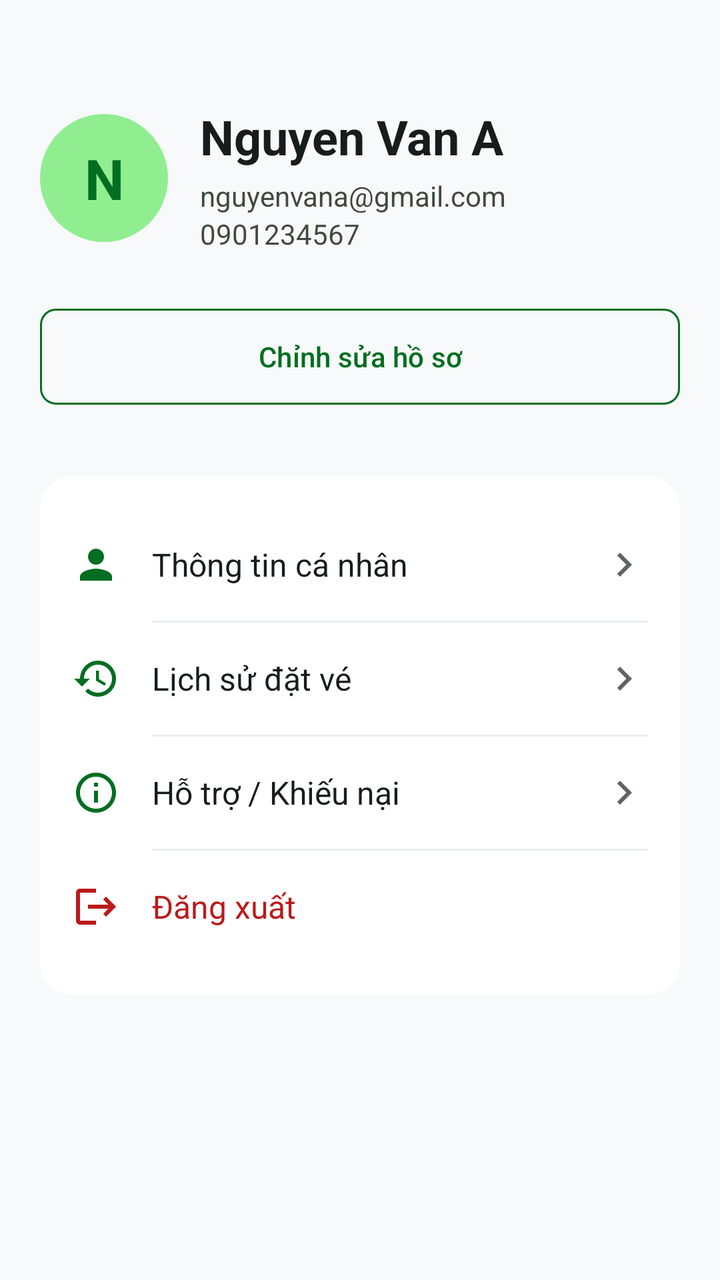
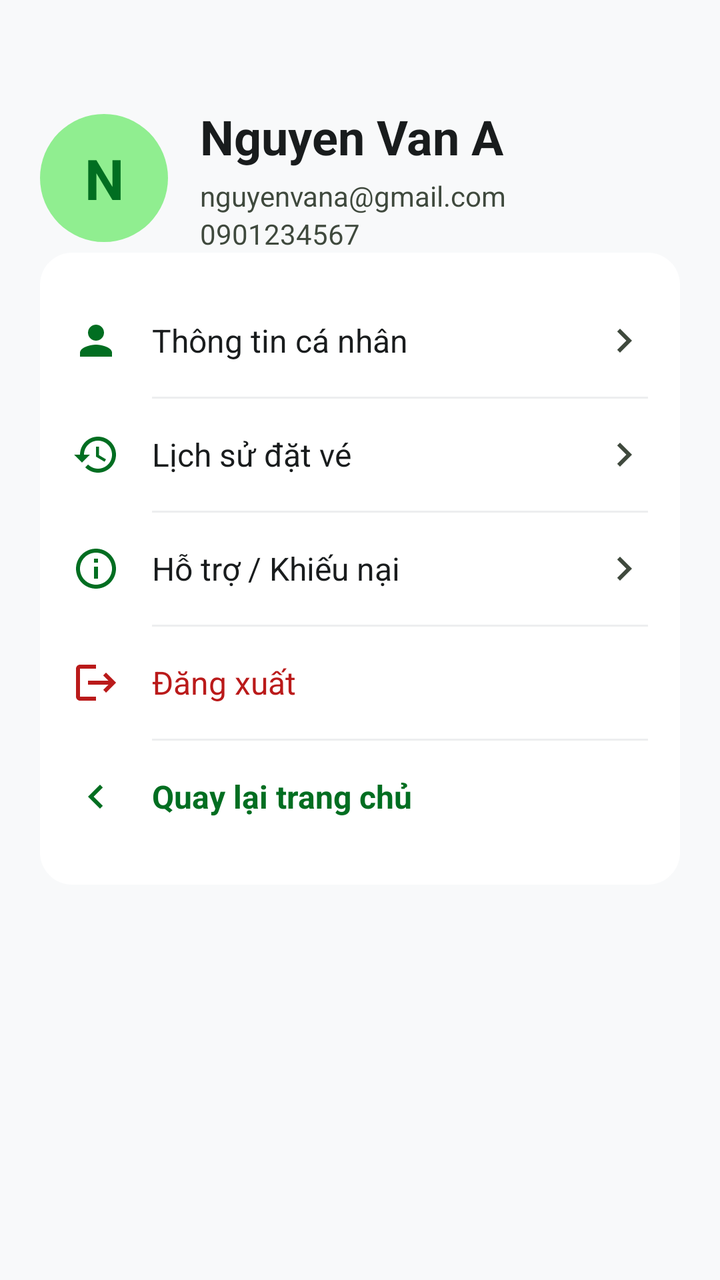

Before-and-after screenshots of an Android layout around one commit, followed by the original layout XML and the change that was made.
<!-- AndroidManifest.xml: application theme Theme.Busbookingandroid -->
<!-- res/layout/activity_profile.xml -->
<?xml version="1.0" encoding="utf-8"?>
<LinearLayout xmlns:android="http://schemas.android.com/apk/res/android"
    xmlns:app="http://schemas.android.com/apk/res-auto"
    android:layout_width="match_parent"
    android:layout_height="match_parent"
    android:orientation="vertical"
    android:background="#f8f9fa"
    android:padding="20dp">

    
    <LinearLayout
        android:layout_width="match_parent"
        android:layout_height="wrap_content"
        android:orientation="horizontal"
        android:gravity="center_vertical"
        android:layout_marginTop="32dp">

        <TextView
            android:id="@+id/tvAvatarInitials"
            android:layout_width="64dp"
            android:layout_height="64dp"
            android:background="@drawable/bg_circle_green_avatar"
            android:text="N"
            android:textColor="#016E21"
            android:textSize="28sp"
            android:textStyle="bold"
            android:gravity="center" />

        <LinearLayout
            android:layout_width="0dp"
            android:layout_height="wrap_content"
            android:layout_weight="1"
            android:orientation="vertical"
            android:layout_marginStart="16dp">

            <TextView
                android:id="@+id/tvUserName"
                android:layout_width="wrap_content"
                android:layout_height="wrap_content"
                android:text="Nguyen Van A"
                android:textColor="#191c1d"
                android:textSize="24sp"
                android:textStyle="bold"
                android:layout_marginBottom="4dp"/>

            <TextView
                android:id="@+id/tvUserEmail"
                android:layout_width="wrap_content"
                android:layout_height="wrap_content"
                android:text="nguyenvana@gmail.com"
                android:textColor="#3f493d"
                android:textSize="14sp" />

            <TextView
                android:id="@+id/tvUserPhone"
                android:layout_width="wrap_content"
                android:layout_height="wrap_content"
                android:text="0901234567"
                android:textColor="#3f493d"
                android:textSize="14sp" />
        </LinearLayout>
    </LinearLayout>

    <com.google.android.material.button.MaterialButton
        android:id="@+id/btnEditProfile"
        android:layout_width="match_parent"
        android:layout_height="56dp"
        android:text="Chỉnh sửa hồ sơ"
        android:textColor="#016E21"
        android:layout_marginTop="24dp"
        android:layout_marginBottom="32dp"
        app:backgroundTint="@android:color/transparent"
        app:strokeColor="#016E21"
        app:strokeWidth="1dp"
        app:cornerRadius="8dp" />

    
    <LinearLayout
        android:layout_width="match_parent"
        android:layout_height="wrap_content"
        android:orientation="vertical"
        android:background="@drawable/bg_card_white"
        android:padding="16dp">

        
        <LinearLayout
            android:id="@+id/menuPersonalInfo"
            android:layout_width="match_parent"
            android:layout_height="56dp"
            android:orientation="horizontal"
            android:gravity="center_vertical"
            android:clickable="true"
            android:focusable="true">
            <ImageView
                android:layout_width="24dp"
                android:layout_height="24dp"
                android:src="@drawable/ic_person_green" />
            <TextView
                android:layout_width="0dp"
                android:layout_height="wrap_content"
                android:layout_weight="1"
                android:text="Thông tin cá nhân"
                android:textColor="#191c1d"
                android:textSize="16sp"
                android:layout_marginStart="16dp"/>
            <ImageView
                android:layout_width="wrap_content"
                android:layout_height="wrap_content"
                android:src="@drawable/ic_chevron_right"
                app:tint="#5d6466"/>
        </LinearLayout>
        
        <View android:layout_width="match_parent" android:layout_height="1dp" android:background="#edeeef" android:layout_marginStart="40dp" />

        
        <LinearLayout
            android:id="@+id/menuBookingHistory"
            android:layout_width="match_parent"
            android:layout_height="56dp"
            android:orientation="horizontal"
            android:gravity="center_vertical"
            android:clickable="true"
            android:focusable="true">
            <ImageView
                android:layout_width="24dp"
                android:layout_height="24dp"
                android:src="@drawable/ic_history_green" />
            <TextView
                android:layout_width="0dp"
                android:layout_height="wrap_content"
                android:layout_weight="1"
                android:text="Lịch sử đặt vé"
                android:textColor="#191c1d"
                android:textSize="16sp"
                android:layout_marginStart="16dp"/>
            <ImageView
                android:layout_width="wrap_content"
                android:layout_height="wrap_content"
                android:src="@drawable/ic_chevron_right"
                app:tint="#5d6466"/>
        </LinearLayout>

        <View android:layout_width="match_parent" android:layout_height="1dp" android:background="#edeeef" android:layout_marginStart="40dp" />

        
        <LinearLayout
            android:id="@+id/menuSupport"
            android:layout_width="match_parent"
            android:layout_height="56dp"
            android:orientation="horizontal"
            android:gravity="center_vertical"
            android:clickable="true"
            android:focusable="true">
            <ImageView
                android:layout_width="24dp"
                android:layout_height="24dp"
                android:src="@drawable/ic_support_green" />
            <TextView
                android:layout_width="0dp"
                android:layout_height="wrap_content"
                android:layout_weight="1"
                android:text="Hỗ trợ / Khiếu nại"
                android:textColor="#191c1d"
                android:textSize="16sp"
                android:layout_marginStart="16dp"/>
            <ImageView
                android:layout_width="wrap_content"
                android:layout_height="wrap_content"
                android:src="@drawable/ic_chevron_right"
                app:tint="#5d6466"/>
        </LinearLayout>

        <View android:layout_width="match_parent" android:layout_height="1dp" android:background="#edeeef" android:layout_marginStart="40dp" />

        
        <LinearLayout
            android:id="@+id/menuLogout"
            android:layout_width="match_parent"
            android:layout_height="56dp"
            android:orientation="horizontal"
            android:gravity="center_vertical"
            android:clickable="true"
            android:focusable="true">
            <ImageView
                android:layout_width="24dp"
                android:layout_height="24dp"
                android:src="@drawable/ic_logout_green"
                app:tint="#ba1a1a"/>
            <TextView
                android:layout_width="0dp"
                android:layout_height="wrap_content"
                android:layout_weight="1"
                android:text="Đăng xuất"
                android:textColor="#ba1a1a"
                android:textSize="16sp"
                android:layout_marginStart="16dp"/>
        </LinearLayout>

    </LinearLayout>

</LinearLayout>
<!-- resources referenced by this layout -->
<resources>
  <!-- drawable bg_card_white (drawable) -->
  <?xml version="1.0" encoding="utf-8"?>
  <shape xmlns:android="http://schemas.android.com/apk/res/android"
      android:shape="rectangle">
      <solid android:color="@android:color/white" />
      <corners android:radius="16dp" />
  </shape>
  <!-- drawable bg_circle_green_avatar (drawable) -->
  <?xml version="1.0" encoding="utf-8"?>
  <shape xmlns:android="http://schemas.android.com/apk/res/android"
      android:shape="oval">
      <solid android:color="#90EE90" /> 
  </shape>
  <!-- drawable ic_chevron_right (drawable) -->
  <vector xmlns:android="http://schemas.android.com/apk/res/android"
      android:width="24dp"
      android:height="24dp"
      android:viewportWidth="24"
      android:viewportHeight="24"
      android:tint="#191c1d">
    <path
        android:fillColor="@android:color/white"
        android:pathData="M8.59,16.59L13.17,12 8.59,7.41 10,6l6,6 -6,6z"/>
  </vector>
  <!-- drawable ic_logout_green (drawable) -->
  <vector xmlns:android="http://schemas.android.com/apk/res/android"
      android:width="24dp"
      android:height="24dp"
      android:viewportWidth="24"
      android:viewportHeight="24"
      android:tint="#016E21">
    <path
        android:fillColor="@android:color/white"
        android:pathData="M17,7l-1.41,1.41L18.17,11H8v2h10.17l-2.58,2.58L17,17l5,-5zM4,5h8V3H4c-1.1,0 -2,0.9 -2,2v14c0,1.1 0.9,2 2,2h8v-2H4V5z"/>
  </vector>
  <style name="Theme.Busbookingandroid" parent="Base.Theme.Busbookingandroid" />
  <style name="Base.Theme.Busbookingandroid" parent="Theme.Material3.DayNight.NoActionBar">
          
          
      </style>
  <!-- unchanged entries left out for length: 3 -->
</resources>

<!-- the commit's change to res/layout/activity_profile.xml (unified diff, before → after) -->
@@ -21,7 +21,7 @@
             android:layout_height="64dp"
             android:background="@drawable/bg_circle_green_avatar"
             android:text="N"
-            android:textColor="#016E21"
+            android:textColor="?attr/colorPrimary"
             android:textSize="28sp"
             android:textStyle="bold"
             android:gravity="center" />
@@ -61,18 +61,7 @@
         </LinearLayout>
     </LinearLayout>
 
-    <com.google.android.material.button.MaterialButton
-        android:id="@+id/btnEditProfile"
-        android:layout_width="match_parent"
-        android:layout_height="56dp"
-        android:text="Chỉnh sửa hồ sơ"
-        android:textColor="#016E21"
-        android:layout_marginTop="24dp"
-        android:layout_marginBottom="32dp"
-        app:backgroundTint="@android:color/transparent"
-        app:strokeColor="#016E21"
-        app:strokeWidth="1dp"
-        app:cornerRadius="8dp" />
+
 
     
     <LinearLayout
@@ -107,7 +96,7 @@
                 android:layout_width="wrap_content"
                 android:layout_height="wrap_content"
                 android:src="@drawable/ic_chevron_right"
-                app:tint="#5d6466"/>
+                app:tint="#3f493d"/>
         </LinearLayout>
         
         <View android:layout_width="match_parent" android:layout_height="1dp" android:background="#edeeef" android:layout_marginStart="40dp" />
@@ -137,7 +126,7 @@
                 android:layout_width="wrap_content"
                 android:layout_height="wrap_content"
                 android:src="@drawable/ic_chevron_right"
-                app:tint="#5d6466"/>
+                app:tint="#3f493d"/>
         </LinearLayout>
 
         <View android:layout_width="match_parent" android:layout_height="1dp" android:background="#edeeef" android:layout_marginStart="40dp" />
@@ -167,7 +156,7 @@
                 android:layout_width="wrap_content"
                 android:layout_height="wrap_content"
                 android:src="@drawable/ic_chevron_right"
-                app:tint="#5d6466"/>
+                app:tint="#3f493d"/>
         </LinearLayout>
 
         <View android:layout_width="match_parent" android:layout_height="1dp" android:background="#edeeef" android:layout_marginStart="40dp" />
@@ -185,15 +174,43 @@
                 android:layout_width="24dp"
                 android:layout_height="24dp"
                 android:src="@drawable/ic_logout_green"
-                app:tint="#ba1a1a"/>
+                app:tint="?attr/colorError"/>
             <TextView
                 android:layout_width="0dp"
                 android:layout_height="wrap_content"
                 android:layout_weight="1"
                 android:text="Đăng xuất"
-                android:textColor="#ba1a1a"
-                android:textSize="16sp"
-                android:layout_marginStart="16dp"/>
+                android:textColor="?attr/colorError"
+                android:textSize="16sp"
+                android:layout_marginStart="16dp"/>
+        </LinearLayout>
+
+        <View android:layout_width="match_parent" android:layout_height="1dp" android:background="#edeeef" android:layout_marginStart="40dp" />
+
+        
+        <LinearLayout
+            android:id="@+id/menuBackToHome"
+            android:layout_width="match_parent"
+            android:layout_height="56dp"
+            android:orientation="horizontal"
+            android:gravity="center_vertical"
+            android:clickable="true"
+            android:focusable="true">
+            <ImageView
+                android:layout_width="24dp"
+                android:layout_height="24dp"
+                android:src="@drawable/ic_chevron_right"
+                android:rotation="180"
+                app:tint="?attr/colorPrimary"/>
+            <TextView
+                android:layout_width="0dp"
+                android:layout_height="wrap_content"
+                android:layout_weight="1"
+                android:text="Quay lại trang chủ"
+                android:textColor="?attr/colorPrimary"
+                android:textSize="16sp"
+                android:layout_marginStart="16dp"
+                android:textStyle="bold"/>
         </LinearLayout>
 
     </LinearLayout>
<!-- resource entries referenced after the edit -->
@@ -36,10 +36,41 @@
         android:pathData="M17,7l-1.41,1.41L18.17,11H8v2h10.17l-2.58,2.58L17,17l5,-5zM4,5h8V3H4c-1.1,0 -2,0.9 -2,2v14c0,1.1 0.9,2 2,2h8v-2H4V5z"/>
   </vector>
   <style name="Theme.Busbookingandroid" parent="Base.Theme.Busbookingandroid" />
-  <style name="Base.Theme.Busbookingandroid" parent="Theme.Material3.DayNight.NoActionBar">
+  <style name="Base.Theme.Busbookingandroid" parent="Theme.Material3.Light.NoActionBar">
           
-          
+          <item name="colorPrimary">@color/md_theme_light_primary</item>
+          <item name="colorOnPrimary">@color/md_theme_light_onPrimary</item>
+          <item name="colorPrimaryContainer">@color/md_theme_light_primaryContainer</item>
+          <item name="colorOnPrimaryContainer">@color/md_theme_light_onPrimaryContainer</item>
+          <item name="colorSecondary">@color/md_theme_light_secondary</item>
+          <item name="colorOnSecondary">@color/md_theme_light_onSecondary</item>
+          <item name="colorSecondaryContainer">@color/md_theme_light_secondaryContainer</item>
+          <item name="colorOnSecondaryContainer">@color/md_theme_light_onSecondaryContainer</item>
+          <item name="colorError">@color/md_theme_light_error</item>
+          <item name="colorOnError">@color/md_theme_light_onError</item>
+          <item name="android:windowBackground">@color/md_theme_light_background</item>
+          <item name="colorSurface">@color/md_theme_light_surface</item>
+          <item name="colorOnSurface">@color/md_theme_light_onSurface</item>
+          <item name="colorSurfaceVariant">@color/md_theme_light_onSurfaceVariant</item>
+          <item name="colorOutline">@color/md_theme_light_outline</item>
+          <item name="colorOutlineVariant">@color/md_theme_light_outlineVariant</item>
       </style>
+  <color name="md_theme_light_primary">#016E21</color>
+  <color name="md_theme_light_onPrimary">#FFFFFF</color>
+  <color name="md_theme_light_primaryContainer">#90EE90</color>
+  <color name="md_theme_light_onPrimaryContainer">#016E21</color>
+  <color name="md_theme_light_secondary">#586062</color>
+  <color name="md_theme_light_onSecondary">#FFFFFF</color>
+  <color name="md_theme_light_secondaryContainer">#DAE1E3</color>
+  <color name="md_theme_light_onSecondaryContainer">#5D6466</color>
+  <color name="md_theme_light_error">#BA1A1A</color>
+  <color name="md_theme_light_onError">#FFFFFF</color>
+  <color name="md_theme_light_background">#F8F9FA</color>
+  <color name="md_theme_light_surface">#F8F9FA</color>
+  <color name="md_theme_light_onSurface">#191C1D</color>
+  <color name="md_theme_light_onSurfaceVariant">#3F493D</color>
+  <color name="md_theme_light_outline">#6F7A6C</color>
+  <color name="md_theme_light_outlineVariant">#BFCABA</color>
   <!-- unchanged entries left out for length: 3 -->
 </resources>
 
